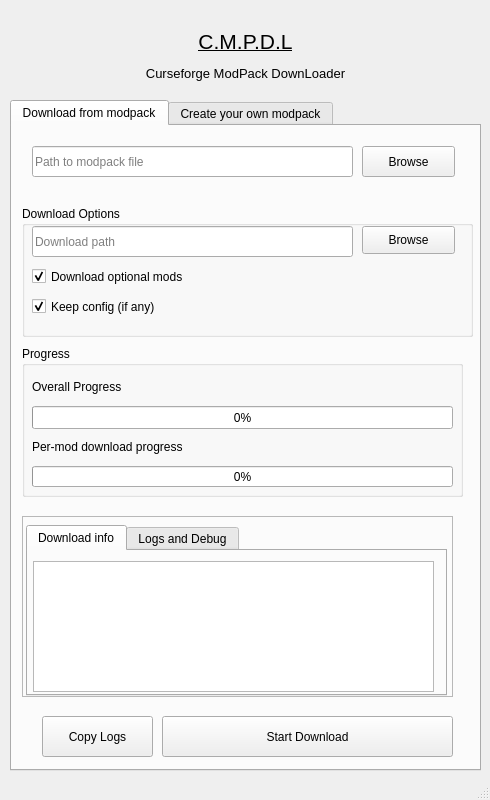
Qt form src/design.ui (Advik-B/CMPDL) before a commit.
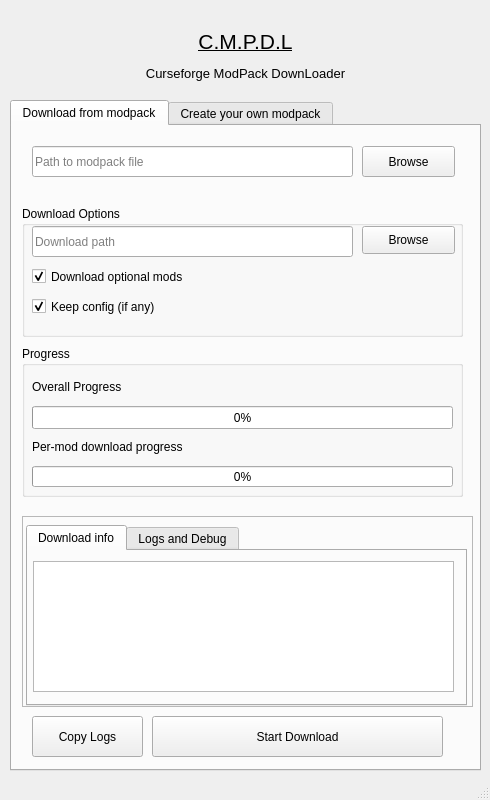
The same form after that commit.

Patch:
```diff
--- a/src/design.ui
+++ b/src/design.ui
@@ -95,7 +95,7 @@
        <rect>
         <x>10</x>
         <y>80</y>
-        <width>451</width>
+        <width>441</width>
         <height>131</height>
        </rect>
       </property>
@@ -255,8 +255,8 @@
        <rect>
         <x>10</x>
         <y>390</y>
-        <width>431</width>
-        <height>181</height>
+        <width>451</width>
+        <height>191</height>
        </rect>
       </property>
       <property name="frameShape">
@@ -270,8 +270,8 @@
         <rect>
          <x>4</x>
          <y>9</y>
-         <width>421</width>
-         <height>171</height>
+         <width>441</width>
+         <height>181</height>
         </rect>
        </property>
        <property name="currentIndex">
@@ -286,7 +286,7 @@
           <rect>
            <x>5</x>
            <y>10</y>
-           <width>401</width>
+           <width>421</width>
            <height>131</height>
           </rect>
          </property>
@@ -321,7 +321,7 @@
      <widget class="QPushButton" name="start_download_btn">
       <property name="geometry">
        <rect>
-        <x>150</x>
+        <x>140</x>
         <y>590</y>
         <width>291</width>
         <height>41</height>
@@ -337,7 +337,7 @@
      <widget class="QPushButton" name="copy_logs_btn">
       <property name="geometry">
        <rect>
-        <x>30</x>
+        <x>20</x>
         <y>590</y>
         <width>111</width>
         <height>41</height>
```
Left out of the diff: 4 changed lines with no effect on the pictures.
